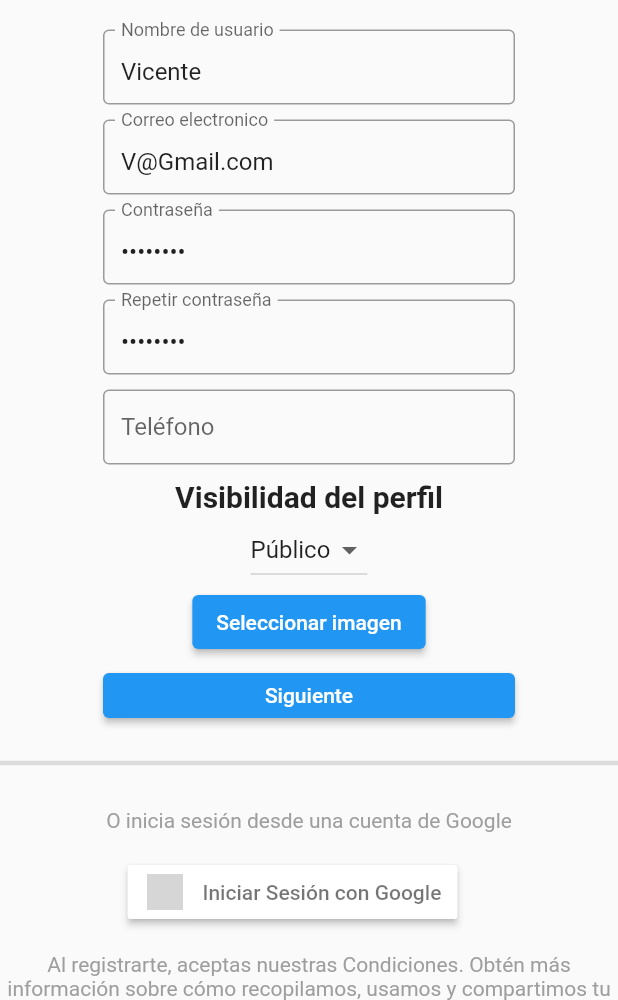
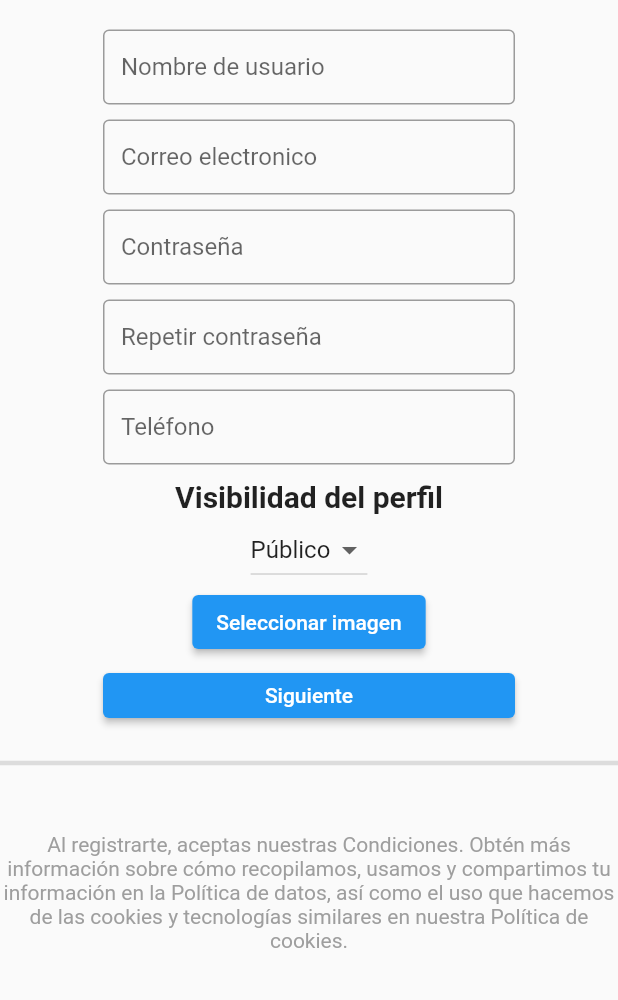
Before and after one commit to alejandrosalesianos/BlocPosty-DAM2022, a Flutter app: the screen it shows after launch, on a phone screen of 412 x 824 dp, the part 236-1236 px from its top. Run offline on Flutter 3.47's test engine with Material 2 defaults, Android fonts, the phone set to English and light mode, and no system bars; our stand-ins replace bloc, equatable, flutter_bloc, flutter_signin_button, image_picker, shared_preferences; network calls fail; grey boxes are pictures that could not be loaded.

Commit message:
Arreglo de fallos

```diff
--- a/blocPosty_flutter/lib/screens/register_screen.dart
+++ b/blocPosty_flutter/lib/screens/register_screen.dart
@@ -42,10 +42,6 @@ class _RegisterScreenState extends State<RegisterScreen> {
     _emailController = TextEditingController();
     _repeatpasswordController = TextEditingController();
     _telefonoController = TextEditingController();
-    _userController.text = "Vicente";
-    _emailController.text = "V@Gmail.com";
-    _passwordController.text = "Pingo123";
-    _repeatpasswordController.text = "Pingo123";
   }
 
   @override
@@ -275,22 +271,6 @@ class _RegisterScreenState extends State<RegisterScreen> {
                       child: const Divider(
                         height: 60,
                         thickness: 3,
-                      ),
-                    ),
-                    Text(
-                      'O inicia sesión desde una cuenta de Google\n',
-                      style: TextStyle(color: Colors.grey),
-                    ),
-                    Padding(
-                      padding: const EdgeInsets.only(left: 85),
-                      child: Row(
-                        children: [
-                          SignInButton(
-                            Buttons.Google,
-                            onPressed: () {},
-                            text: "Iniciar Sesión con Google",
-                          ),
-                        ],
                       ),
                     ),
                     const Center(
```
Also changed, not shown: blocPosty_flutter/lib/screens/login_screen.dart (+3 -17 lines).
